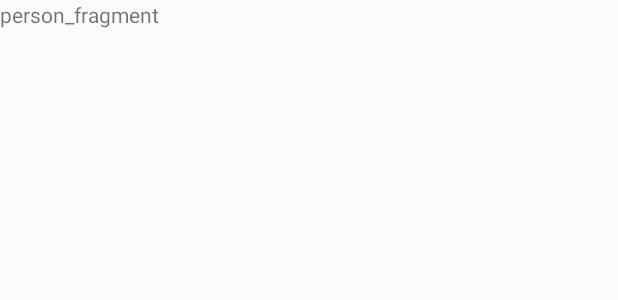
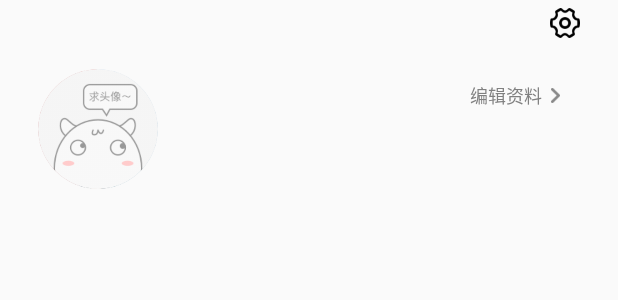
Before and after one commit to BlackRxing/baobao, an Android app: the layout fragment_person.xml on its own in the app's theme, with its tools: preview values and no code run, on a phone screen of 412 x 824 dp. Shown: the top 300 px of the screen. Run offline under Robolectric (Android 15) with nearby library versions, the phone set to English and light mode, and no system bars.

Commit message:
我的首页上部UI设计

```diff
--- a/app/build.gradle
+++ b/app/build.gradle
@@ -20,7 +20,6 @@ android {
 }
 
 dependencies {
-
     implementation fileTree(dir: 'libs', include: ['*.jar'])
     implementation 'androidx.appcompat:appcompat:1.1.0'
     implementation 'androidx.constraintlayout:constraintlayout:1.1.3'
@@ -34,5 +33,5 @@ dependencies {
     implementation 'com.google.code.gson:gson:2.8.6'
     implementation 'com.github.bumptech.glide:glide:4.10.0'
     annotationProcessor 'com.github.bumptech.glide:compiler:4.10.0'
-
+    implementation 'de.hdodenhof:circleimageview:3.0.1'
 }
--- a/app/src/main/res/layout/fragment_person.xml
+++ b/app/src/main/res/layout/fragment_person.xml
@@ -4,12 +4,52 @@
     android:layout_width="match_parent"
     android:layout_height="match_parent"
     tools:context=".baoxiaojianapp.fragment.PersonFragment">
+    <LinearLayout
+        android:layout_width="match_parent"
+        android:layout_height="130dp"
+        android:orientation="vertical">
+        <LinearLayout
+            android:layout_width="match_parent"
+            android:layout_height="25dp"
+            android:orientation="horizontal"
+            android:gravity="end"
+            android:layout_marginTop="5dp">
+            <Button
+                android:layout_width="20dp"
+                android:layout_height="20dp"
+                android:background="@drawable/setting_button"
+                android:layout_marginRight="25dp"/>
+        </LinearLayout>
+        <RelativeLayout
+            android:layout_height="80dp"
+            android:layout_width="match_parent"
+            android:layout_marginTop="15dp">
 
-    <!-- TODO: Update blank fragment layout -->
-    <TextView
-        android:layout_width="match_parent"
-        android:layout_height="match_parent"
-        android:text="person_fragment"
-        android:layout_gravity="center"/>
+            <de.hdodenhof.circleimageview.CircleImageView
+                android:id="@+id/profile_image"
+                android:layout_width="80dp"
+                android:layout_height="80dp"
+                android:src="@drawable/touxiang_hold"
+                android:layout_marginLeft="25dp" />
+            <TextView
+                android:id="@+id/username_text"
+                android:layout_width="160dp"
+                android:layout_height="28dp"
+                android:layout_toRightOf="@+id/profile_image"
+                android:layout_marginLeft="18dp"
+                android:layout_marginTop="8dp"
+                android:ellipsize="end"
+                android:textSize="22sp"
+                android:textColor="@color/black"
+                android:gravity="center"/>
+            <include layout="@layout/linearlayout_editinfo"
+                android:id="@+id/editinfo_layout"
+                android:layout_width="wrap_content"
+                android:layout_height="wrap_content"
+                android:layout_toRightOf="@+id/username_text"
+                android:layout_marginTop="8dp"
+                android:layout_marginLeft="30dp"/>
+        </RelativeLayout>
+    </LinearLayout>
 
 </FrameLayout>
--- /dev/null
+++ b/app/src/main/res/layout/linearlayout_editinfo.xml
@@ -0,0 +1,20 @@
+<?xml version="1.0" encoding="utf-8"?>
+<LinearLayout xmlns:android="http://schemas.android.com/apk/res/android"
+    android:orientation="horizontal"
+    android:layout_width="wrap_content"
+    android:layout_height="wrap_content">
+    <TextView
+        android:layout_width="50dp"
+        android:layout_height="20dp"
+        android:text="@string/edit_info"
+        android:textSize="12sp"
+        android:maxLines="1"
+        android:gravity="center_vertical"
+        android:textColor="@color/gray"/>
+    <ImageView
+        android:layout_width="6dp"
+        android:layout_height="10dp"
+        android:background="@drawable/indicator"
+        android:layout_marginLeft="4dp"
+        android:layout_gravity="center_vertical"/>
+</LinearLayout>
--- a/app/src/main/res/values/strings.xml
+++ b/app/src/main/res/values/strings.xml
@@ -21,6 +21,9 @@
     <string name="person">我的</string>
     <string name="appraisal_main">鉴  定</string>
 
+    <string name="back">返回</string>
+    <string name="edit_info">编辑资料</string>
+
     <!-- TODO: Remove or change this placeholder text -->
     <string name="hello_blank_fragment">Hello blank fragment</string>
 
```
Also changed, not shown: app/src/main/res/drawable/indicator.png (added), app/src/main/res/drawable/setting_button.png (added), app/src/main/res/drawable/touxiang_hold.png (added).
